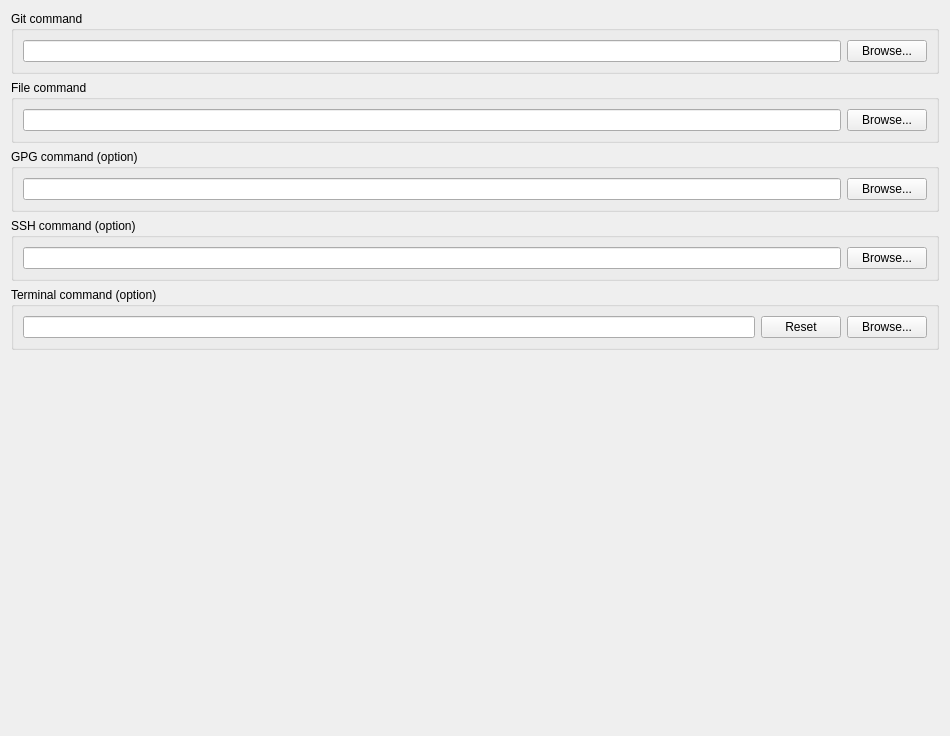
Old version of the form src/SettingProgramsForm.ui in the repository soramimi/Guitar.
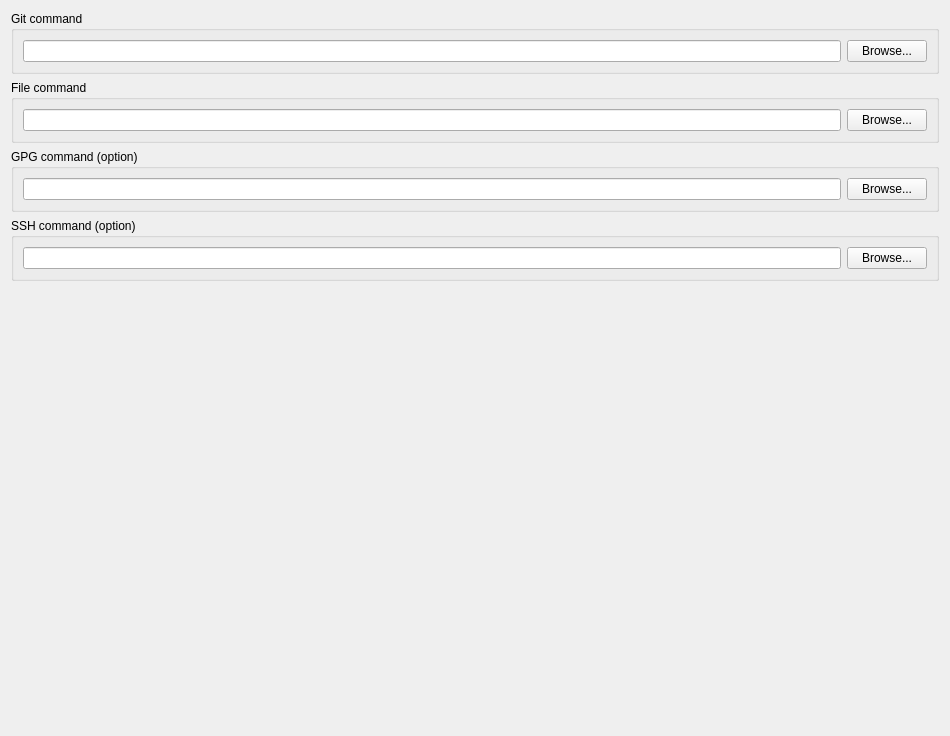
New version of the form.

Patch:
```diff
--- a/src/SettingProgramsForm.ui
+++ b/src/SettingProgramsForm.ui
@@ -90,32 +90,6 @@
      </layout>
     </widget>
    </item>
-   <item>
-    <widget class="QGroupBox" name="groupBox_terminal">
-     <property name="title">
-      <string>Terminal command (option)</string>
-     </property>
-     <layout class="QHBoxLayout" name="horizontalLayout_8">
-      <item>
-       <widget class="QLineEdit" name="lineEdit_terminal_command"/>
-      </item>
-      <item>
-       <widget class="QPushButton" name="pushButton_reset_term_command">
-        <property name="text">
-         <string>Reset</string>
-        </property>
-       </widget>
-      </item>
-      <item>
-       <widget class="QPushButton" name="pushButton_select_term_command">
-        <property name="text">
-         <string>Browse...</string>
-        </property>
-       </widget>
-      </item>
-     </layout>
-    </widget>
-   </item>
    <item>
     <spacer name="verticalSpacer">
      <property name="orientation">
```
